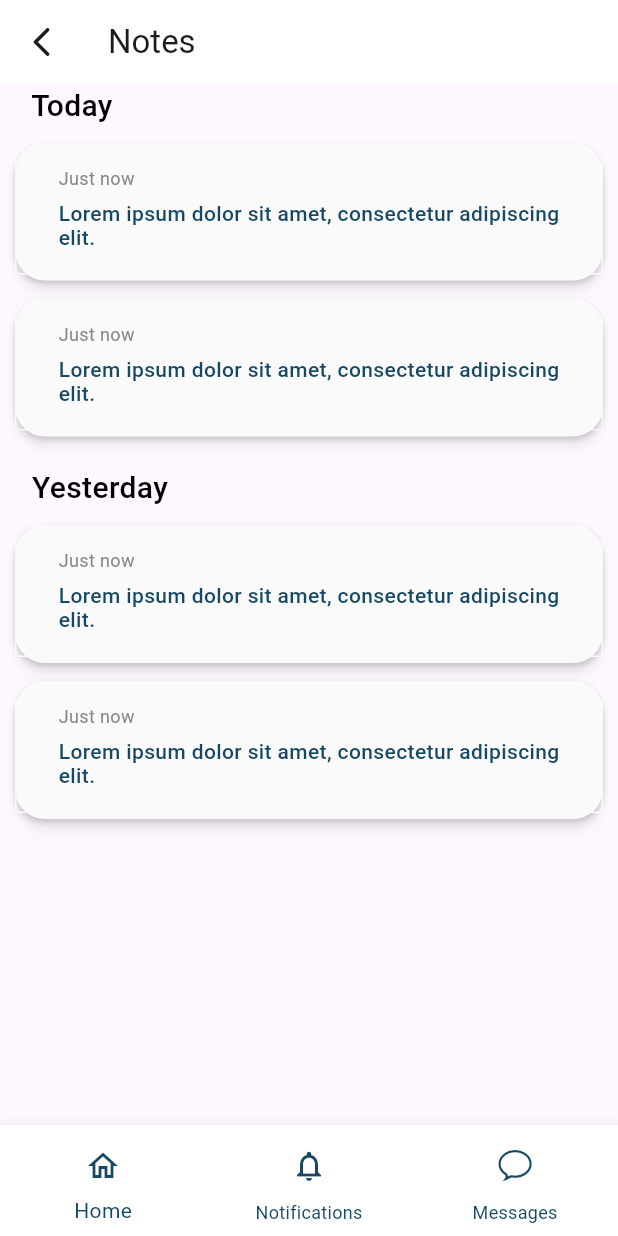
After one commit to Le-Chef-Project/Frontend, a Flutter app: the Notes screen opened directly, on a phone screen of 412 x 824 dp. The commit adds this screen. Run offline on Flutter 3.47's test engine with Material 3 defaults, Android fonts, the phone set to English and light mode, and no system bars; our stand-ins replace flutter_credit_card, solar_icons; missing offline and left inert: majesticons_flutter; network calls fail; Roboto replaces fonts that are missing (IBM Plex Mono, Poppins).

Commit message:
exam info & notes DONE

```diff
--- /dev/null
+++ b/le_chef/lib/Screens/Notes.dart
@@ -0,0 +1,212 @@
+import 'package:flutter/material.dart';
+import 'package:le_chef/Screens/chats.dart';
+import 'package:le_chef/Shared/customBottomNavBar.dart';
+
+import '../Shared/custom_app_bar.dart';
+import '../theme/custom_text_style.dart';
+import '../theme/theme_helper.dart';
+import 'Home.dart';
+import 'notification.dart';
+
+class Notes extends StatelessWidget {
+  @override
+  Widget build(BuildContext context) {
+    return SafeArea(
+      child: SafeArea(
+        child: Scaffold(
+          appBar: CustomAppBar(title: 'Notes'),
+          body: SingleChildScrollView(
+            child: Column(
+              children: [
+                Padding(
+                  padding: EdgeInsets.only(left: 16),
+                  child: Row(
+                    mainAxisAlignment: MainAxisAlignment.start,
+                    children: [
+                      Text(" Today",
+                          style: CustomTextStyles.titleSmallff0e7491),
+                    ],
+                  ),
+                ),
+                SizedBox(
+                  height: 10,
+                ),
+                Note(context),
+                SizedBox(height: 20),
+                Padding(
+                  padding: EdgeInsets.only(left: 16),
+                  child: Row(
+                    mainAxisAlignment: MainAxisAlignment.start,
+                    children: [
+                      Text(" Yesterday",
+                          style: CustomTextStyles.titleSmallff0e7491),
+                    ],
+                  ),
+                ),
+                SizedBox(
+                  height: 10,
+                ),
+                Note(context),
+              ],
+            ),
+          ),
+          bottomNavigationBar: CustomBottomNavBar(
+            onItemTapped: (index) {
+              switch (index) {
+                case 0:
+                  Navigator.push(
+                    context,
+                    MaterialPageRoute(builder: (context) => Home()),
+                  );
+                  break;
+                case 1:
+                  Navigator.push(
+                    context,
+                    MaterialPageRoute(builder: (context) => Notifications()),
+                  );
+                  break;
+                case 2:
+                  Navigator.push(
+                    context,
+                    MaterialPageRoute(builder: (context) => Chats()),
+                  );
+                  break;
+                // case 2: No need for navigation as we are already on Chats screen
+              }
+            },
+            context: context,
+          ),
+        ),
+      ),
+    );
+  }
+}
+
+Widget Note(BuildContext context) {
+  return SingleChildScrollView(
+    child: Column(
+      children: [
+        ListView.separated(
+          physics: NeverScrollableScrollPhysics(),
+          shrinkWrap: true,
+          separatorBuilder: (context, index) => SizedBox(height: 12),
+          itemCount: 2,
+          itemBuilder: (context, index) {
+            return Padding(
+              padding: const EdgeInsets.fromLTRB(10.0, 0, 10.0, 0),
+              child: Container(
+                width: 324,
+                height: 92,
+                decoration: ShapeDecoration(
+                  color: Color(0xFFFBFAFA),
+                  shape: RoundedRectangleBorder(
+                    borderRadius: BorderRadius.circular(20),
+                  ),
+                  shadows: [
+                    BoxShadow(
+                      color: Color(0x19000000),
+                      blurRadius: 2,
+                      offset: Offset(0, 1),
+                      spreadRadius: 0,
+                    ),
+                    BoxShadow(
+                      color: Color(0x16000000),
+                      blurRadius: 3,
+                      offset: Offset(0, 3),
+                      spreadRadius: 0,
+                    ),
+                    BoxShadow(
+                      color: Color(0x0C000000),
+                      blurRadius: 4,
+                      offset: Offset(0, 7),
+                      spreadRadius: 0,
+                    ),
+                    BoxShadow(
+                      color: Color(0x02000000),
+                      blurRadius: 5,
+                      offset: Offset(0, 13),
+                      spreadRadius: 0,
+                    ),
+                    BoxShadow(
+                      color: Color(0x00000000),
+                      blurRadius: 6,
+                      offset: Offset(0, 21),
+                      spreadRadius: 0,
+                    )
+                  ],
+                ),
+                child: Column(
+                  mainAxisSize: MainAxisSize.min,
+                  mainAxisAlignment: MainAxisAlignment.start,
+                  crossAxisAlignment: CrossAxisAlignment.start,
+                  children: [
+                    Container(
+                      width: double.infinity,
+                      padding: const EdgeInsets.all(16),
+                      decoration: BoxDecoration(
+                        border: Border(
+                          left: BorderSide(color: Color(0xFFF9F9F9)),
+                          top: BorderSide(color: Color(0xFFF9F9F9)),
+                          right: BorderSide(color: Color(0xFFF9F9F9)),
+                          bottom:
+                              BorderSide(width: 1, color: Color(0xFFF9F9F9)),
+                        ),
+                      ),
+                      child: Row(
+                        mainAxisSize: MainAxisSize.min,
+                        mainAxisAlignment: MainAxisAlignment.spaceBetween,
+                        crossAxisAlignment: CrossAxisAlignment.center,
+                        children: [
+                          Expanded(
+                            child: Container(
+                              padding: const EdgeInsets.only(left: 12),
+                              child: Column(
+                                mainAxisSize: MainAxisSize.min,
+                                mainAxisAlignment: MainAxisAlignment.start,
+                                crossAxisAlignment: CrossAxisAlignment.start,
+                                children: [
+                                  SizedBox(
+                                    width: double.infinity,
+                                    child: Text(
+                                      'Just now',
+                                      textAlign: TextAlign.justify,
+                                      style: TextStyle(
+                                        color: Color(0xFF888888),
+                                        fontSize: 12,
+                                        fontFamily: 'IBM Plex Mono',
+                                        fontWeight: FontWeight.w400,
+                                        height: 0,
+                                      ),
+                                    ),
+                                  ),
+                                  const SizedBox(height: 8),
+                                  SizedBox(
+                                    width: double.infinity,
+                                    child: Text(
+                                      'Lorem ipsum dolor sit amet, consectetur adipiscing elit.',
+                                      style: TextStyle(
+                                        color: Color(0xFF164863),
+                                        fontSize: 14,
+                                        fontFamily: 'IBM Plex Mono',
+                                        fontWeight: FontWeight.w500,
+                                        height: 0,
+                                      ),
+                                    ),
+                                  ),
+                                ],
+                              ),
+                            ),
+                          ),
+                        ],
+                      ),
+                    ),
+                  ],
+                ),
+              ),
+            );
+          },
+        )
+      ],
+    ),
+  );
+}
--- a/le_chef/lib/Shared/customBottomNavBar.dart
+++ b/le_chef/lib/Shared/customBottomNavBar.dart
@@ -21,7 +21,8 @@ class _CustomBottomNavBarState extends State<CustomBottomNavBar> {
   // Define default colors and backgrounds
   static const Color defaultIconColor = Color(0xFF164863);
   static const Color defaultBackgroundColor = Colors.white;
-  static const IconData conversation_bubble = IconData(0xf3fb, fontFamily: "CupertinoIcons", fontPackage: 'cupertino_icons');
+  static const IconData conversation_bubble = IconData(0xf3fb,
+      fontFamily: "CupertinoIcons", fontPackage: 'cupertino_icons');
 
   @override
   Widget build(BuildContext context) {
@@ -30,39 +31,54 @@ class _CustomBottomNavBarState extends State<CustomBottomNavBar> {
         BottomNavigationBarItem(
           icon: Container(
             decoration: BoxDecoration(
-              color: widget.selectedIndex == 0 ? defaultIconColor : defaultBackgroundColor,
+              color: widget.selectedIndex == 0
+                  ? defaultIconColor
+                  : defaultBackgroundColor,
               shape: BoxShape.circle,
             ),
             padding: const EdgeInsets.all(8.0),
-            child: Icon(Icons.home_outlined, color: widget.selectedIndex == 0 ? defaultBackgroundColor: defaultIconColor),
+            child: Icon(Icons.home_outlined,
+                color: widget.selectedIndex == 0
+                    ? defaultBackgroundColor
+                    : defaultIconColor),
           ),
           label: 'Home',
         ),
         BottomNavigationBarItem(
           icon: Container(
             decoration: BoxDecoration(
-              color: widget.selectedIndex == 1 ? defaultIconColor : defaultBackgroundColor,
+              color: widget.selectedIndex == 1
+                  ? defaultIconColor
+                  : defaultBackgroundColor,
               shape: BoxShape.circle,
             ),
             padding: const EdgeInsets.all(8.0),
-            child: Icon(Icons.notifications_none_outlined, color: widget.selectedIndex == 1 ? defaultBackgroundColor: defaultIconColor),
+            child: Icon(Icons.notifications_none_outlined,
+                color: widget.selectedIndex == 1
+                    ? defaultBackgroundColor
+                    : defaultIconColor),
           ),
           label: 'Notifications',
         ),
         BottomNavigationBarItem(
           icon: Container(
             decoration: BoxDecoration(
-              color: widget.selectedIndex == 2 ? defaultIconColor : defaultBackgroundColor,
+              color: widget.selectedIndex == 2
+                  ? defaultIconColor
+                  : defaultBackgroundColor,
               shape: BoxShape.circle,
             ),
             padding: const EdgeInsets.all(8.0),
-            child: Icon(conversation_bubble, color: widget.selectedIndex == 2 ? defaultBackgroundColor : defaultIconColor),
-            ),
+            child: Icon(conversation_bubble,
+                color: widget.selectedIndex == 2
+                    ? defaultBackgroundColor
+                    : defaultIconColor),
+          ),
           label: 'Messages',
-          ),
+        ),
       ],
-      currentIndex: widget.selectedIndex?? 0,
-      selectedItemColor: Colors.white,
+      currentIndex: widget.selectedIndex ?? 0,
+      selectedItemColor: defaultIconColor,
       unselectedItemColor: defaultIconColor,
       backgroundColor: defaultBackgroundColor,
       onTap: widget.onItemTapped,
--- a/le_chef/lib/main.dart
+++ b/le_chef/lib/main.dart
@@ -1,4 +1,6 @@
 import 'package:flutter/material.dart';
+import 'package:le_chef/Screens/Home.dart';
+import 'package:le_chef/Screens/Notes.dart';
 import 'package:le_chef/Screens/login.dart';
 import 'package:le_chef/Screens/notification.dart';
 import 'package:le_chef/Screens/seeAllVid.dart';
@@ -22,7 +24,7 @@ class MyApp extends StatelessWidget {
         colorScheme: ColorScheme.fromSeed(seedColor: Colors.deepPurple),
         useMaterial3: true,
       ),
-      home: Login(),
+      home: AllVid(),
     );
   }
 }
--- a/le_chef/lib/theme/custom_text_style.dart
+++ b/le_chef/lib/theme/custom_text_style.dart
@@ -212,7 +212,7 @@ class CustomTextStyles {
         color: Color(0XFF0E7490),
       );
   static get titleSmallff0e7491 => theme.textTheme.titleSmall!.copyWith(
-        color: Color(0XFF0E7490),
+        color: Colors.black,
         fontSize: 20,
       );
   static get bodyMediumOnPrimary => theme.textTheme.bodyMedium!.copyWith(
```
Also changed, not shown: le_chef/lib/Screens/ExamInfo.dart (added, +127 -0 lines), le_chef/lib/Screens/Home.dart (+10 -8 lines), le_chef/lib/Screens/chats.dart (+12 -5 lines), le_chef/lib/Screens/login.dart (+7 -3 lines), le_chef/lib/Screens/notification.dart (+14 -6 lines), le_chef/lib/Screens/payment.dart (+5 -4 lines), le_chef/lib/Screens/seeAllVid.dart (+9 -4 lines), le_chef/lib/Screens/videos.dart (+10 -5 lines), le_chef/assets/Ellipse 2.svg (added), le_chef/assets/Wonder Learners Graduating.png (added), le_chef/pubspec.lock.
